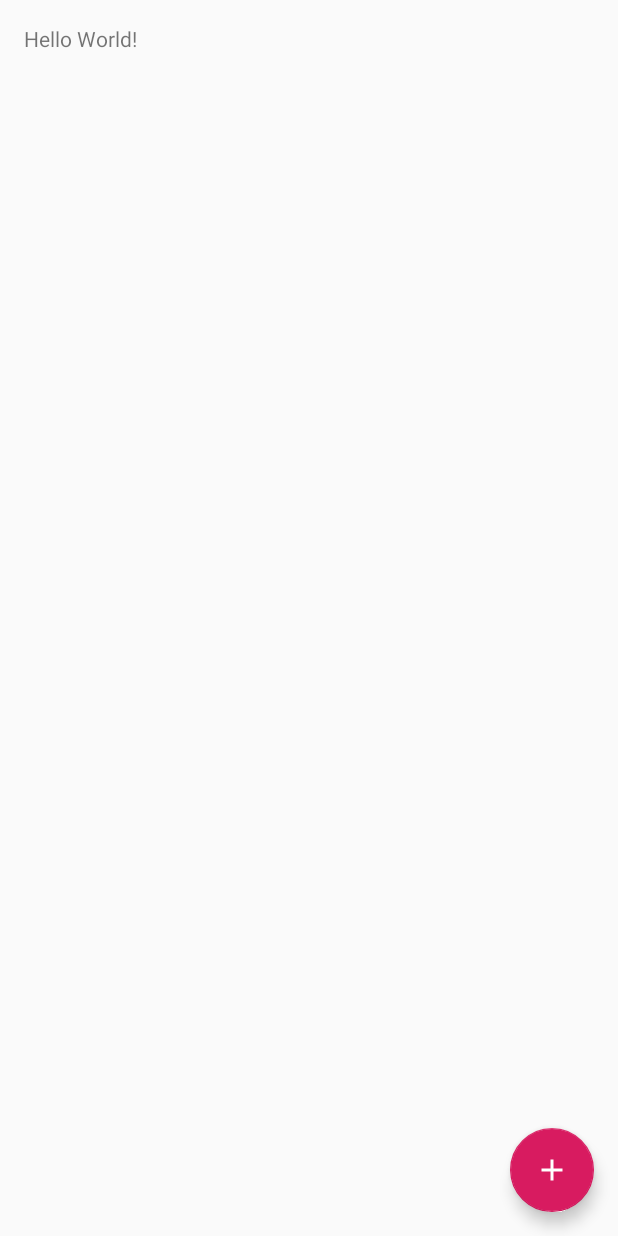
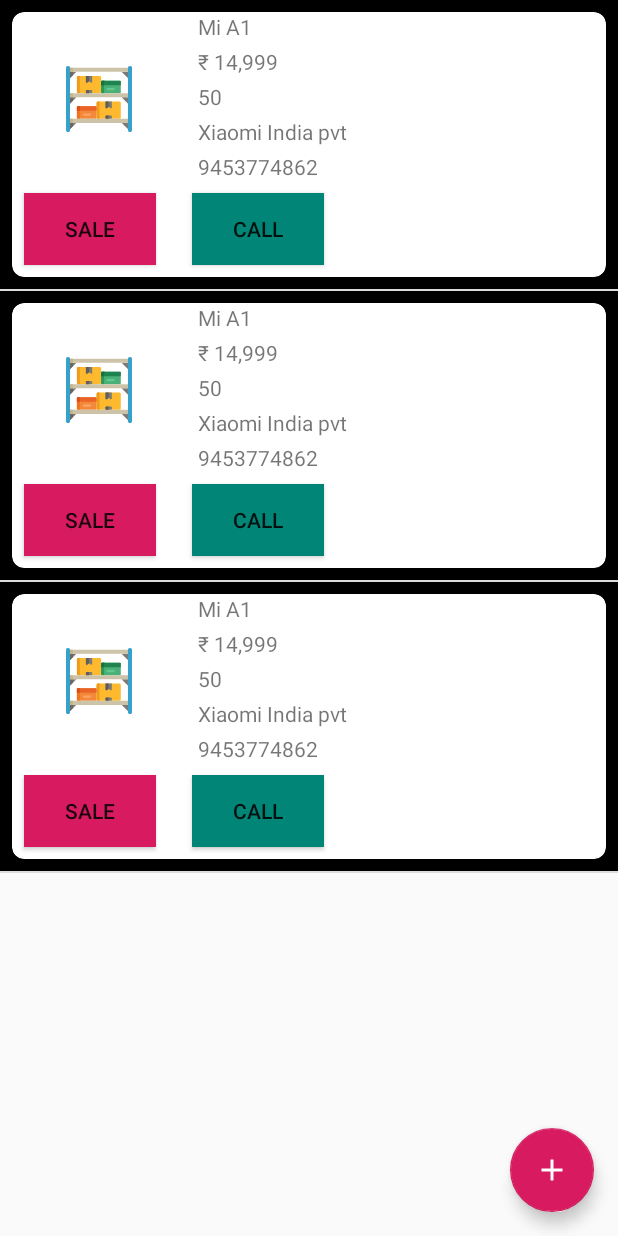
Before and after one commit to hasanmohdkhan/Android-Basics-Nanodegree-Inventory-app, an Android app: the layout activity_main.xml on its own in the app's theme, with its tools: preview values and no code run, on a phone screen of 412 x 824 dp. Run offline under Robolectric (Android 15) with nearby library versions, the phone set to English and light mode, and no system bars.

Commit message:
ADDED - CursorAdapter - listView

```diff
--- a/app/src/main/res/layout/activity_main.xml
+++ b/app/src/main/res/layout/activity_main.xml
@@ -7,18 +7,12 @@
     android:layout_height="match_parent"
     tools:context=".activity.MainActivity">
 
-    <TextView
-        android:id="@+id/db_numbers"
-        android:layout_width="wrap_content"
-        android:layout_height="wrap_content"
-        android:layout_alignParentStart="true"
-        android:layout_alignParentLeft="true"
-        android:layout_alignParentTop="true"
-        android:layout_marginStart="16dp"
-        android:layout_marginLeft="16dp"
-        android:layout_marginTop="16dp"
-        android:layout_marginBottom="@dimen/margin_16dp"
-        android:text="Hello World!" />
+    <ListView
+        android:id="@+id/list"
+        android:layout_width="match_parent"
+        android:layout_height="match_parent"
+        tools:listitem="@layout/list_item" />
+
 
     <android.support.design.widget.FloatingActionButton
         android:id="@+id/floatingActionButton"
--- /dev/null
+++ b/app/src/main/res/layout/list_item.xml
@@ -0,0 +1,119 @@
+<?xml version="1.0" encoding="utf-8"?>
+<RelativeLayout xmlns:android="http://schemas.android.com/apk/res/android"
+    xmlns:app="http://schemas.android.com/apk/res-auto"
+    android:layout_width="match_parent"
+    android:layout_height="wrap_content"
+    android:background="#000">
+
+    <android.support.v7.widget.CardView
+        android:layout_width="wrap_content"
+        android:layout_height="wrap_content"
+        android:layout_margin="@dimen/margin_8dp"
+        app:cardBackgroundColor="#fff"
+        app:cardCornerRadius="@dimen/margin_8dp"
+        app:cardElevation="@dimen/margin_16dp">
+
+        <RelativeLayout
+            android:layout_width="match_parent"
+            android:layout_height="wrap_content">
+
+
+            <ImageView
+                android:id="@+id/product_image"
+                android:layout_width="@dimen/image_width"
+                android:layout_height="@dimen/image_height"
+                android:layout_margin="@dimen/margin_8dp"
+                android:contentDescription="@string/todo"
+                android:src="@drawable/ic_launcher_foreground" />
+
+            <TextView
+                android:id="@+id/tv_product_name"
+                android:layout_width="match_parent"
+                android:layout_height="wrap_content"
+                android:layout_marginStart="@dimen/margin_8dp"
+                android:layout_marginLeft="@dimen/margin_8dp"
+                android:layout_toEndOf="@id/product_image"
+                android:layout_toRightOf="@id/product_image"
+                android:text="@string/dummy_product_name" />
+
+            <TextView
+                android:id="@+id/tv_product_price"
+                android:layout_width="match_parent"
+                android:layout_height="wrap_content"
+                android:layout_below="@id/tv_product_name"
+                android:layout_marginStart="@dimen/margin_8dp"
+                android:layout_marginLeft="@dimen/margin_8dp"
+                android:layout_marginTop="@dimen/margin_4dp"
+                android:layout_toEndOf="@id/product_image"
+                android:layout_toRightOf="@id/product_image"
+                android:text="@string/dummy_cost" />
+
+            <TextView
+                android:id="@+id/tv_product_quantity"
+                android:layout_width="match_parent"
+                android:layout_height="wrap_content"
+                android:layout_below="@id/tv_product_price"
+                android:layout_marginStart="@dimen/margin_8dp"
+                android:layout_marginLeft="@dimen/margin_8dp"
+                android:layout_marginTop="@dimen/margin_4dp"
+                android:layout_toEndOf="@id/product_image"
+                android:layout_toRightOf="@id/product_image"
+                android:text="@string/dummy_quantity" />
+
+            <TextView
+                android:id="@+id/tv_product_supplier"
+                android:layout_width="match_parent"
+                android:layout_height="wrap_content"
+                android:layout_below="@id/tv_product_quantity"
+                android:layout_marginStart="@dimen/margin_8dp"
+                android:layout_marginLeft="@dimen/margin_8dp"
+                android:layout_marginTop="@dimen/margin_4dp"
+                android:layout_toEndOf="@id/product_image"
+                android:layout_toRightOf="@id/product_image"
+                android:text="@string/dummy_supplier" />
+
+            <TextView
+                android:id="@+id/tv_product_supplier_number"
+                android:layout_width="match_parent"
+                android:layout_height="wrap_content"
+                android:layout_below="@id/tv_product_supplier"
+                android:layout_marginStart="@dimen/margin_8dp"
+                android:layout_marginLeft="@dimen/margin_8dp"
+                android:layout_marginTop="@dimen/margin_4dp"
+                android:layout_toEndOf="@id/product_image"
+                android:layout_toRightOf="@id/product_image"
+                android:text="@string/dummy_phone" />
+
+            <Button
+                android:id="@+id/btn_sale"
+                android:layout_width="wrap_content"
+                android:layout_height="wrap_content"
+                android:layout_below="@+id/tv_product_supplier_number"
+                android:layout_alignBaseline="@id/btn_call"
+                android:layout_alignParentStart="true"
+                android:layout_alignParentLeft="true"
+                android:layout_margin="@dimen/margin_8dp"
+                android:background="@color/colorAccent"
+                android:text="@string/tv_sale" />
+
+            <Button
+                android:id="@+id/btn_call"
+                android:layout_width="wrap_content"
+                android:layout_height="wrap_content"
+                android:layout_below="@id/tv_product_supplier_number"
+                android:layout_marginStart="@dimen/margin_16dp"
+                android:layout_marginLeft="@dimen/margin_16dp"
+                android:layout_marginTop="@dimen/margin_8dp"
+                android:layout_toEndOf="@+id/btn_sale"
+                android:layout_toRightOf="@+id/btn_sale"
+                android:background="@color/colorPrimary"
+                android:text="@string/call" />
+
+
+        </RelativeLayout>
+
+
+    </android.support.v7.widget.CardView>
+
+
+</RelativeLayout>
--- a/app/src/main/res/values/dimens.xml
+++ b/app/src/main/res/values/dimens.xml
@@ -3,4 +3,7 @@
     <dimen name="margin_4dp">4dp</dimen>
     <dimen name="margin_16dp">16dp</dimen>
     <dimen name="fab_dimen_56dp">56dp</dimen>
+    <dimen name="image_width">100dp</dimen>
+    <dimen name="image_height">100dp</dimen>
+    <dimen name="margin_8dp">8dp</dimen>
 </resources>
--- a/app/src/main/res/values/strings.xml
+++ b/app/src/main/res/values/strings.xml
@@ -16,4 +16,12 @@
     <string name="supplier_name_error">Supplier Name can not be empty</string>
     <string name="error_in_data_insertion_str">Error with saving Product</string>
     <string name="data_insertion_sucessful_str">Product saved</string>
+    <string name="todo">TODO</string>
+    <string name="dummy_quantity">50</string>
+    <string name="dummy_supplier">Xiaomi India pvt</string>
+    <string name="dummy_phone">9453774862</string>
+    <string name="tv_sale">Sale</string>
+    <string name="dummy_cost">₹ 14,999</string>
+    <string name="dummy_product_name">Mi A1</string>
+    <string name="call">Call</string>
 </resources>
```
Also changed, not shown: app/src/main/java/com/example/hasanzian/inventoryapp/activity/MainActivity.java (+11 -32 lines), app/src/main/java/com/example/hasanzian/inventoryapp/adapter/InventoryCursorAdapter.java (added, +92 -0 lines).
